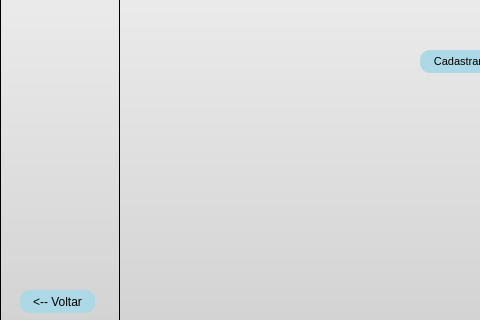
The window that telas/cad_jogos.ui (JorgeLuis8/Trabalho-POO-II) describes before a commit, drawn with Qt 5; both pictures show x 0 to 480 and y 280 to 600 of the 800 by 600 pixel window.
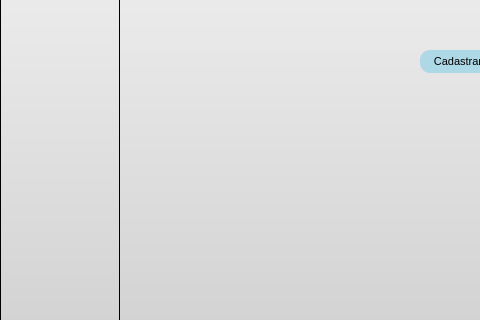
The same window after the commit.

Patch:
```diff
--- a/telas/cad_jogos.ui
+++ b/telas/cad_jogos.ui
@@ -387,30 +387,6 @@
       <string>Pesquisar Dicas</string>
      </property>
     </widget>
-    <widget class="QPushButton" name="pushButton_3">
-     <property name="geometry">
-      <rect>
-       <x>20</x>
-       <y>570</y>
-       <width>75</width>
-       <height>23</height>
-      </rect>
-     </property>
-     <property name="styleSheet">
-      <string notr="true">QPushButton {
-    background-color:  #add8e6;
-    border-radius: 10px;
-}
-
-QPushButton:hover {
-    background-color:#AABAF2 ;
-}
-</string>
-     </property>
-     <property name="text">
-      <string>&lt;-- Voltar</string>
-     </property>
-    </widget>
    </widget>
   </widget>
  </widget>
```
